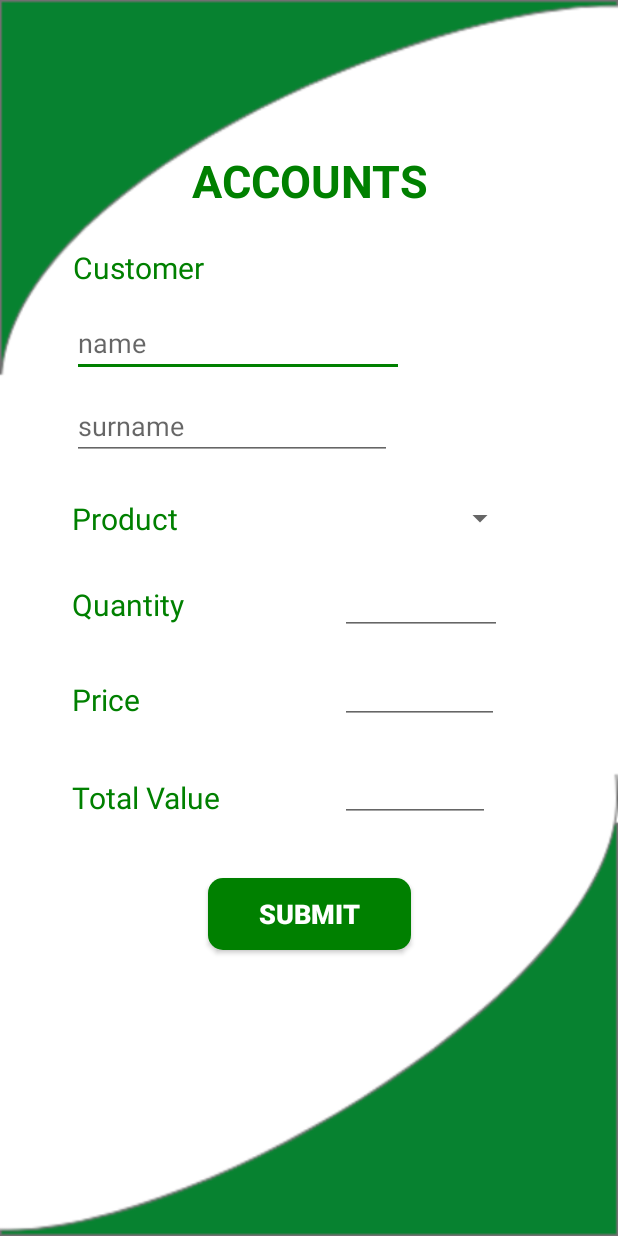
After one commit to Codeguru65/Layers_App, an Android app: the Account screen opened directly, with no data from a screen before it, on a phone screen of 412 x 824 dp. The commit adds this screen. Run offline under Robolectric (Android 15) with nearby library versions, the phone set to English and light mode, and no system bars.

Commit message:
working deliveries button

```diff
--- a/app/src/main/AndroidManifest.xml
+++ b/app/src/main/AndroidManifest.xml
@@ -9,7 +9,10 @@
         android:roundIcon="@mipmap/ic_launcher_round"
         android:supportsRtl="true"
         android:theme="@style/AppTheme">
-        <activity android:name="com.example.deliveries.Deliveries"></activity>
+        <activity android:name="com.example.deliveries.PartPay"></activity>
+        <activity android:name="com.example.deliveries.Account" />
+        <activity android:name="com.example.deliveries.Cash" />
+        <activity android:name="com.example.deliveries.Deliveries" />
         <activity
             android:name=".Water"
             android:resizeableActivity="true" />
--- /dev/null
+++ b/app/src/main/java/com/example/deliveries/Account.kt
@@ -0,0 +1,28 @@
+package com.example.deliveries
+
+import android.content.Intent
+import androidx.appcompat.app.AppCompatActivity
+import android.os.Bundle
+import com.example.layers.R
+import kotlinx.android.synthetic.main.activity_account.*
+
+class Account : AppCompatActivity() {
+
+    override fun onCreate(savedInstanceState: Bundle?) {
+        super.onCreate(savedInstanceState)
+        setContentView(R.layout.activity_account)
+
+        buttonA3.setOnClickListener {
+            val intent = Intent(this,Deliveries::class.java)
+            startActivity(intent)
+        }
+    }
+
+
+    override fun onBackPressed() {
+        super.onBackPressed()
+        val intent = Intent(this, Deliveries::class.java)
+        startActivity(intent)
+
+    }
+}
--- a/app/src/main/java/com/example/layers/EggP.kt
+++ b/app/src/main/java/com/example/layers/EggP.kt
@@ -24,5 +24,11 @@ class EggP : AppCompatActivity(){
             ex.printStackTrace()}
         }
     }
+    override fun onBackPressed() {
+        super.onBackPressed()
+        val intent = Intent(this,Submenu::class.java)
+        startActivity(intent)
+
+    }
 
 }
--- a/app/src/main/java/com/example/layers/Health.kt
+++ b/app/src/main/java/com/example/layers/Health.kt
@@ -17,7 +17,11 @@ class Health : AppCompatActivity(){
             finish()
         }
     }
+    override fun onBackPressed() {
+        super.onBackPressed()
+        val intent = Intent(this, Submenu::class.java)
+        startActivity(intent)
 
-
+    }
 
 }
--- a/app/src/main/java/com/example/layers/LoginActivity.kt
+++ b/app/src/main/java/com/example/layers/LoginActivity.kt
@@ -14,6 +14,7 @@ class LoginActivity : AppCompatActivity() {
         btnLogin.setOnClickListener {
             val intent = Intent(this,MainActivity::class.java)
             startActivity(intent)
+            finish()
         }
     }
 }
--- a/app/src/main/java/com/example/layers/Mort.kt
+++ b/app/src/main/java/com/example/layers/Mort.kt
@@ -17,4 +17,10 @@ class Mort : AppCompatActivity() {
             finish()
         }
     }
+    override fun onBackPressed() {
+        super.onBackPressed()
+        val intent = Intent(this, Submenu::class.java)
+        startActivity(intent)
+
+    }
 }
--- a/app/src/main/java/com/example/layers/Water.kt
+++ b/app/src/main/java/com/example/layers/Water.kt
@@ -17,4 +17,10 @@ class Water : AppCompatActivity() {
             finish()
         }
     }
+    override fun onBackPressed() {
+        super.onBackPressed()
+        val intent = Intent(this, Submenu::class.java)
+        startActivity(intent)
+
+    }
 }
--- /dev/null
+++ b/app/src/main/res/layout/activity_account.xml
@@ -0,0 +1,180 @@
+<?xml version="1.0" encoding="utf-8"?>
+<LinearLayout xmlns:android="http://schemas.android.com/apk/res/android"
+    xmlns:app="http://schemas.android.com/apk/res-auto"
+    xmlns:tools="http://schemas.android.com/tools"
+    android:layout_width="match_parent"
+    android:layout_height="match_parent"
+    android:background="@drawable/loginbg"
+    android:orientation="vertical"
+    tools:context="com.example.deliveries.Account">
+
+    <ScrollView
+        android:layout_width="match_parent"
+        android:layout_height="match_parent">
+
+        <androidx.constraintlayout.widget.ConstraintLayout
+            android:id="@+id/linearLayout7"
+            android:layout_width="match_parent"
+            android:layout_height="wrap_content">
+
+            <Button
+                android:id="@+id/buttonA3"
+                android:layout_width="135dp"
+                android:layout_height="48dp"
+                android:layout_marginTop="40dp"
+                android:layout_marginBottom="40dp"
+                android:background="@drawable/custom_button"
+                android:text="Submit"
+                android:textColor="@android:color/white"
+                android:textSize="18sp"
+                android:textStyle="bold"
+                app:layout_constraintBottom_toBottomOf="parent"
+                app:layout_constraintEnd_toEndOf="parent"
+                app:layout_constraintStart_toStartOf="parent"
+                app:layout_constraintTop_toBottomOf="@+id/txtA14" />
+
+            <TextView
+                android:id="@+id/txtA14"
+                android:layout_width="wrap_content"
+                android:layout_height="wrap_content"
+                android:layout_marginTop="35dp"
+                android:text="Total Value"
+                android:textColor="#008000"
+                android:textSize="20sp"
+                app:layout_constraintStart_toStartOf="@+id/txtA13"
+                app:layout_constraintTop_toBottomOf="@+id/txtA13" />
+
+            <EditText
+                android:id="@+id/editTextA9"
+                android:layout_width="100dp"
+                android:layout_height="45dp"
+                android:layout_marginTop="20dp"
+                android:ems="10"
+                android:inputType="number"
+                app:layout_constraintStart_toStartOf="@+id/editTextA7"
+                app:layout_constraintTop_toBottomOf="@+id/editTextA7" />
+
+            <TextView
+                android:id="@+id/txtA4"
+                android:layout_width="wrap_content"
+                android:layout_height="wrap_content"
+                android:layout_marginTop="100dp"
+                android:text="ACCOUNTS"
+                android:textAlignment="center"
+                android:textColor="#008000"
+                android:textSize="30sp"
+                android:textStyle="bold"
+                app:layout_constraintEnd_toEndOf="parent"
+                app:layout_constraintStart_toStartOf="parent"
+                app:layout_constraintTop_toTopOf="parent" />
+
+            <TextView
+                android:id="@+id/textViewA7"
+                android:layout_width="wrap_content"
+                android:layout_height="wrap_content"
+                android:layout_marginTop="24dp"
+                android:text="Customer"
+                android:textColor="#008000"
+                android:textSize="20sp"
+                app:layout_constraintEnd_toEndOf="parent"
+                app:layout_constraintHorizontal_bias="0.003"
+                app:layout_constraintStart_toStartOf="@+id/editTextA3"
+                app:layout_constraintTop_toBottomOf="@+id/txtA4" />
+
+            <EditText
+                android:id="@+id/editTextA3"
+                android:layout_width="221dp"
+                android:layout_height="39dp"
+                android:layout_marginStart="48dp"
+                android:layout_marginLeft="48dp"
+                android:layout_marginTop="20dp"
+                android:ems="10"
+                android:hint="name"
+                android:inputType="textPersonName"
+                app:layout_constraintStart_toStartOf="parent"
+                app:layout_constraintTop_toBottomOf="@+id/textViewA7" />
+
+            <EditText
+                android:id="@+id/editTextA4"
+                android:layout_width="wrap_content"
+                android:layout_height="wrap_content"
+                android:layout_marginTop="10dp"
+                android:ems="10"
+                android:hint="surname"
+                android:inputType="textPersonName"
+                app:layout_constraintStart_toStartOf="@+id/editTextA3"
+                app:layout_constraintTop_toBottomOf="@+id/editTextA3" />
+
+            <Spinner
+                android:id="@+id/spinnerA2"
+                android:layout_width="117dp"
+                android:layout_height="29dp"
+                android:layout_marginStart="108dp"
+                android:layout_marginLeft="108dp"
+                android:layout_marginTop="24dp"
+                android:entries="@array/eggQ"
+                app:layout_constraintStart_toEndOf="@+id/txtA11"
+                app:layout_constraintTop_toBottomOf="@+id/editTextA4"
+                tools:layout_conversion_absoluteHeight="38dp"
+                tools:layout_conversion_absoluteWidth="335dp" />
+
+            <TextView
+                android:id="@+id/txtA11"
+                android:layout_width="wrap_content"
+                android:layout_height="wrap_content"
+                android:layout_marginTop="25dp"
+                android:text="Product"
+                android:textColor="#008000"
+                android:textSize="20sp"
+                app:layout_constraintEnd_toEndOf="parent"
+                app:layout_constraintHorizontal_bias="0.141"
+                app:layout_constraintStart_toStartOf="parent"
+                app:layout_constraintTop_toBottomOf="@+id/editTextA4"
+                tools:layout_conversion_absoluteHeight="27dp"
+                tools:layout_conversion_absoluteWidth="375dp" />
+
+            <EditText
+                android:id="@+id/editTextA6"
+                android:layout_width="108dp"
+                android:layout_height="43dp"
+                android:layout_marginTop="20dp"
+                android:ems="10"
+                android:inputType="number"
+                app:layout_constraintStart_toStartOf="@+id/spinnerA2"
+                app:layout_constraintTop_toBottomOf="@+id/spinnerA2" />
+
+            <TextView
+                android:id="@+id/txtA12"
+                android:layout_width="wrap_content"
+                android:layout_height="wrap_content"
+                android:layout_marginTop="30dp"
+                android:text="Quantity"
+                android:textColor="#008000"
+                android:textSize="20sp"
+                app:layout_constraintStart_toStartOf="@+id/txtA11"
+                app:layout_constraintTop_toBottomOf="@+id/txtA11" />
+
+            <EditText
+                android:id="@+id/editTextA7"
+                android:layout_width="106dp"
+                android:layout_height="39dp"
+                android:layout_marginTop="20dp"
+                android:ems="10"
+                android:inputType="number"
+                app:layout_constraintStart_toStartOf="@+id/editTextA6"
+                app:layout_constraintTop_toBottomOf="@+id/editTextA6" />
+
+            <TextView
+                android:id="@+id/txtA13"
+                android:layout_width="61dp"
+                android:layout_height="30dp"
+                android:layout_marginTop="36dp"
+                android:text="Price"
+                android:textColor="#008000"
+                android:textSize="20sp"
+                app:layout_constraintStart_toStartOf="@+id/txtA12"
+                app:layout_constraintTop_toBottomOf="@+id/txtA12" />
+        </androidx.constraintlayout.widget.ConstraintLayout>
+    </ScrollView>
+
+</LinearLayout>
```
Also changed, not shown: app/src/main/java/com/example/deliveries/Cash.kt (added, +28 -0 lines), app/src/main/java/com/example/deliveries/Deliveries.kt (+23 -0 lines), app/src/main/java/com/example/deliveries/PartPay.kt (added, +28 -0 lines), app/src/main/java/com/example/layers/DailyDiaryActivity.kt (+13 -6 lines), app/src/main/java/com/example/layers/MainActivity.kt (+14 -1 lines), app/src/main/java/com/example/layers/Submenu.kt (+10 -5 lines), app/src/main/res/layout/activity_cash.xml (added, +148 -0 lines), app/src/main/res/layout/activity_part_pay.xml (added, +229 -0 lines), 271 other files.
